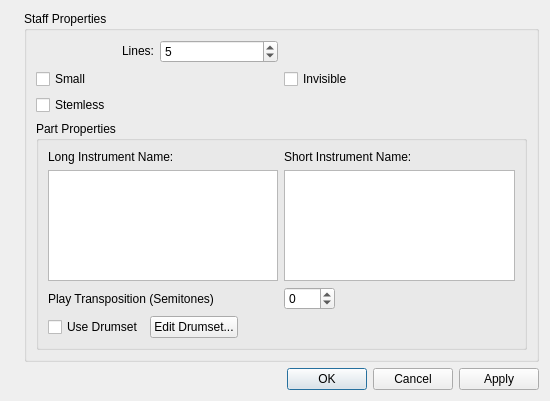
First picture: the form in mscore/mscore/editstaff.ui, repository musescore/musescore-old, before the edit.
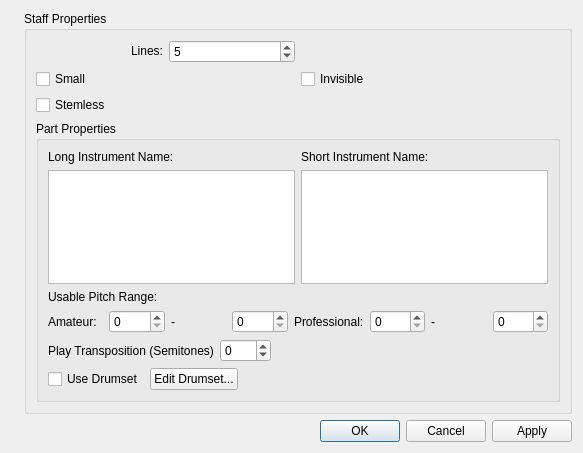
Second picture: the form after the edit. Icons and pictures are not drawn.

Commit message: make "usable pitch range" editable

Diff of the .ui file:
```diff
--- a/mscore/mscore/editstaff.ui
+++ b/mscore/mscore/editstaff.ui
@@ -6,8 +6,8 @@
    <rect>
     <x>0</x>
     <y>0</y>
-    <width>550</width>
-    <height>401</height>
+    <width>583</width>
+    <height>453</height>
    </rect>
   </property>
   <property name="minimumSize">
@@ -57,6 +57,9 @@
          <layout class="QGridLayout" name="gridLayout_2">
           <item row="0" column="0">
            <layout class="QHBoxLayout">
+            <property name="sizeConstraint">
+             <enum>QLayout::SetNoConstraint</enum>
+            </property>
             <item>
              <widget class="QLabel" name="label">
               <property name="sizePolicy">
@@ -129,6 +132,8 @@
             <property name="flat">
              <bool>true</bool>
             </property>
+            <layout class="QVBoxLayout" name="verticalLayout_3">
+             <item>
             <layout class="QGridLayout" name="gridLayout">
              <item row="0" column="0">
               <widget class="QLabel" name="label_3">
@@ -137,7 +142,7 @@
                </property>
               </widget>
              </item>
-             <item row="0" column="1" colspan="2">
+               <item row="0" column="1">
               <widget class="QLabel" name="label_4">
                <property name="text">
                 <string>Short Instrument Name:</string>
@@ -147,7 +152,7 @@
              <item row="1" column="0">
               <widget class="QTextEdit" name="longName">
                <property name="sizePolicy">
-                <sizepolicy hsizetype="Expanding" vsizetype="Ignored">
+                  <sizepolicy hsizetype="Expanding" vsizetype="Expanding">
                  <horstretch>0</horstretch>
                  <verstretch>0</verstretch>
                 </sizepolicy>
@@ -160,7 +165,7 @@
                </property>
               </widget>
              </item>
-             <item row="1" column="1" colspan="2">
+               <item row="1" column="1">
               <widget class="QTextEdit" name="shortName">
                <property name="sizePolicy">
                 <sizepolicy hsizetype="Expanding" vsizetype="Expanding">
@@ -176,21 +181,95 @@
                </property>
               </widget>
              </item>
-             <item row="2" column="0">
+              </layout>
+             </item>
+             <item>
+              <widget class="QLabel" name="label_6">
+               <property name="text">
+                <string>Usable Pitch Range:</string>
+               </property>
+              </widget>
+             </item>
+             <item>
+              <layout class="QHBoxLayout" name="horizontalLayout_2">
+               <item>
+                <widget class="QLabel" name="label_7">
+                 <property name="text">
+                  <string>Amateur:</string>
+                 </property>
+                </widget>
+               </item>
+               <item>
+                <widget class="QSpinBox" name="aPitchMin">
+                 <property name="maximum">
+                  <number>127</number>
+                 </property>
+                </widget>
+               </item>
+               <item>
+                <widget class="QLabel" name="label_9">
+                 <property name="text">
+                  <string>-</string>
+                 </property>
+                </widget>
+               </item>
+               <item>
+                <widget class="QSpinBox" name="aPitchMax">
+                 <property name="maximum">
+                  <number>127</number>
+                 </property>
+                </widget>
+               </item>
+               <item>
+                <widget class="QLabel" name="label_8">
+                 <property name="text">
+                  <string>Professional:</string>
+                 </property>
+                </widget>
+               </item>
+               <item>
+                <widget class="QSpinBox" name="pPitchMin">
+                 <property name="maximum">
+                  <number>127</number>
+                 </property>
+                </widget>
+               </item>
+               <item>
+                <widget class="QLabel" name="label_10">
+                 <property name="text">
+                  <string>-</string>
+                 </property>
+                </widget>
+               </item>
+               <item>
+                <widget class="QSpinBox" name="pPitchMax">
+                 <property name="maximum">
+                  <number>127</number>
+                 </property>
+                </widget>
+               </item>
+              </layout>
+             </item>
+             <item>
+              <layout class="QHBoxLayout" name="horizontalLayout_3">
+               <item>
               <widget class="QLabel" name="label_2">
                <property name="text">
                 <string>Play Transposition (Semitones)</string>
                </property>
               </widget>
              </item>
-             <item row="2" column="1">
+               <item>
               <widget class="QSpinBox" name="transposition">
                <property name="minimum">
                 <number>-127</number>
                </property>
-              </widget>
-             </item>
-             <item row="2" column="2">
+                 <property name="maximum">
+                  <number>127</number>
+                 </property>
+                </widget>
+               </item>
+               <item>
               <spacer>
                <property name="orientation">
                 <enum>Qt::Horizontal</enum>
@@ -203,7 +282,9 @@
                </property>
               </spacer>
              </item>
-             <item row="3" column="0" colspan="3">
+              </layout>
+             </item>
+             <item>
               <layout class="QHBoxLayout">
                <item>
                 <widget class="QCheckBox" name="useDrumset">
```
Lines whose indentation alone changed are shown as unchanged. The commit also changes 6 other files.
